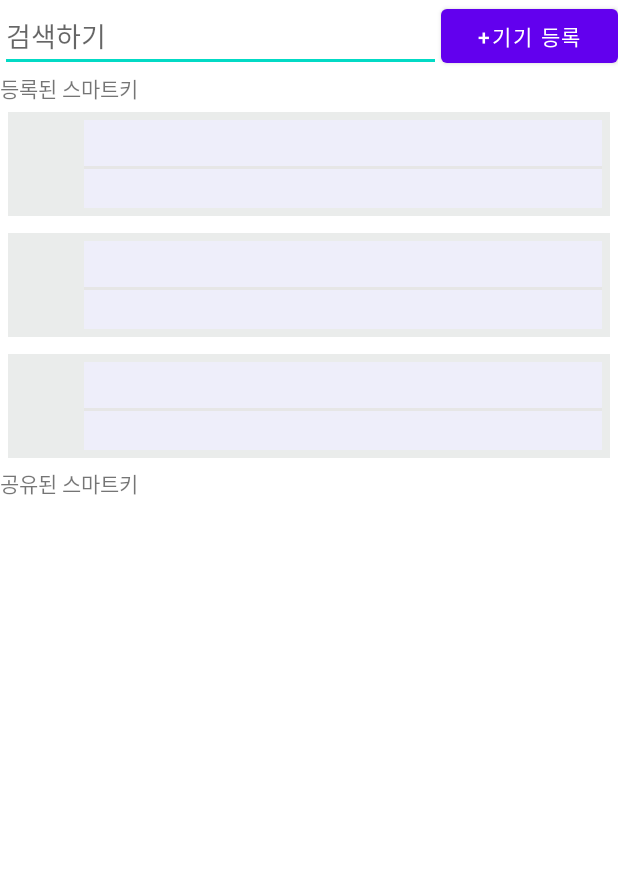
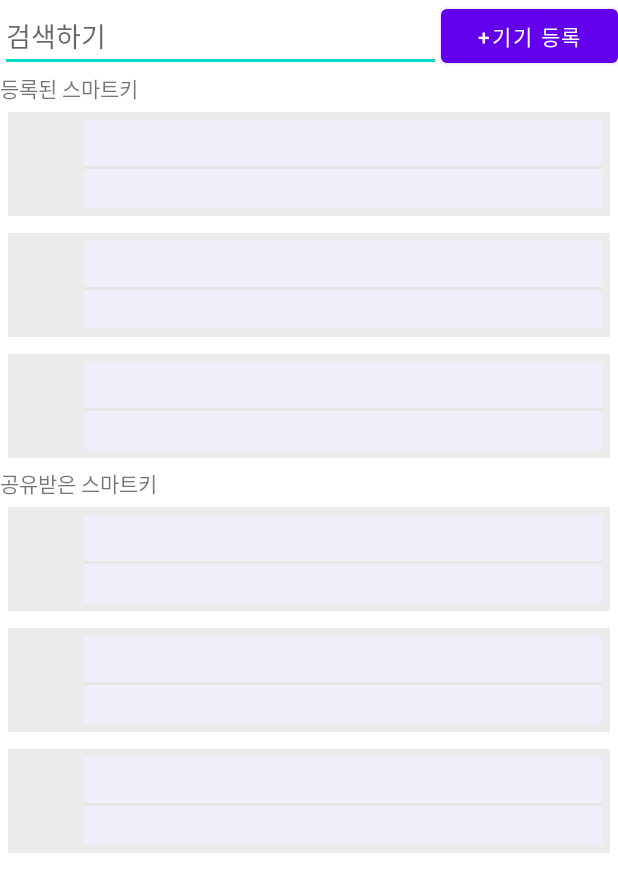
Before and after one commit to luminousxv/Smart-Key, an Android app: the layout activity_smartkey_main.xml on its own in the app's theme, with its tools: preview values and no code run, on a phone screen of 412 x 824 dp. Shown: the top 892 px of the screen. Run offline under Robolectric (Android 15) with nearby library versions, the light colour scheme and no system bars.

Commit message:
직접 등록한 기기 / 공유받은 기기 나눠서 리사이클러 뷰 표현 공유받은 기기는 일부 기능 활용하지 못하도록 설정함. 공유 실행 전, 스맡 pw 인증으로 설정함

```diff
--- a/Android/SmartKey_ver10/app/src/main/java/com/example/smartkey_ver10/MainActivity.kt
+++ b/Android/SmartKey_ver10/app/src/main/java/com/example/smartkey_ver10/MainActivity.kt
@@ -41,7 +41,8 @@ class MainActivity : AppCompatActivity() {
                     if(response.isSuccessful()){
                         var L_code =response.raw()
                         if(L_code.code == 200){
-                            Log.d("Test","Post 성공")
+                            goMain.putExtra("userEmail", id) //공유키 구분위함
+                            Log.d("로그인","로그인 post 성공")
                             CookieHandler().getCookie(response.headers().toMap())
                             startActivity(goMain)
                             finish()
@@ -50,11 +51,10 @@ class MainActivity : AppCompatActivity() {
                 }
 
                 override fun onFailure(call: Call<LoginInfo>, t: Throwable) {
-                    Log.d("Test실패","t"+t.message)
+                    Log.d("로그인","t"+t.message)
                     //dialog("fail")
                 }
             })
-            Log.d("Test","Test종료")
         }
 
 
--- a/Android/SmartKey_ver10/app/src/main/res/layout/activity_smartkey_main.xml
+++ b/Android/SmartKey_ver10/app/src/main/res/layout/activity_smartkey_main.xml
@@ -38,14 +38,22 @@
     <androidx.recyclerview.widget.RecyclerView
         android:layout_width="match_parent"
         android:layout_height="wrap_content"
-        android:id="@+id/recycleView"
+        android:id="@+id/registered_recycleView"
         app:layoutManager="androidx.recyclerview.widget.LinearLayoutManager"
         tools:listitem="@layout/item_view"/>
 
     <TextView
         android:layout_width="match_parent"
         android:layout_height="wrap_content"
-        android:text="공유된 스마트키"/>
+        android:text="공유받은 스마트키"/>
+
+    <androidx.recyclerview.widget.RecyclerView
+        android:layout_width="match_parent"
+        android:layout_height="wrap_content"
+        android:id="@+id/shared_recycleView"
+        app:layoutManager="androidx.recyclerview.widget.LinearLayoutManager"
+        tools:listitem="@layout/item_view"/>
+
 
 
 </LinearLayout>
```
Also changed, not shown: Android/SmartKey_ver10/app/src/main/java/com/example/smartkey_ver10/SmartkeyDetailAct.kt (+9 -1 lines), Android/SmartKey_ver10/app/src/main/java/com/example/smartkey_ver10/SmartkeyMain.kt (+31 -10 lines), Android/SmartKey_ver10/app/src/main/java/com/example/smartkey_ver10/SmartkeySharingAct.kt (+42 -3 lines).
